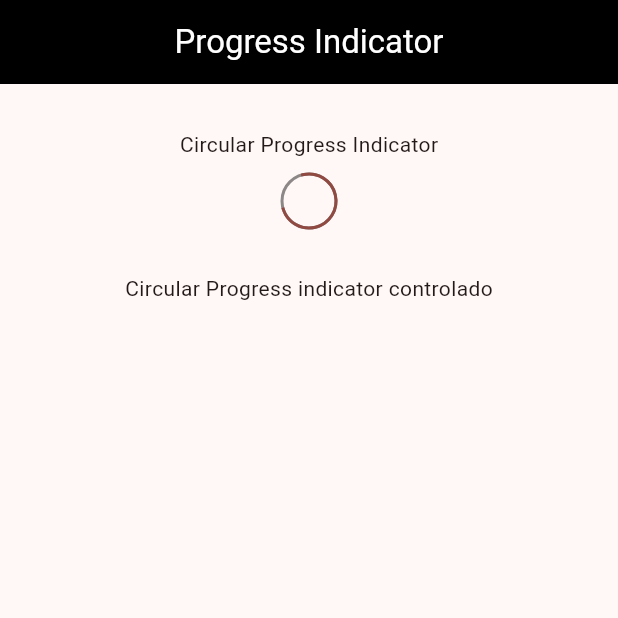
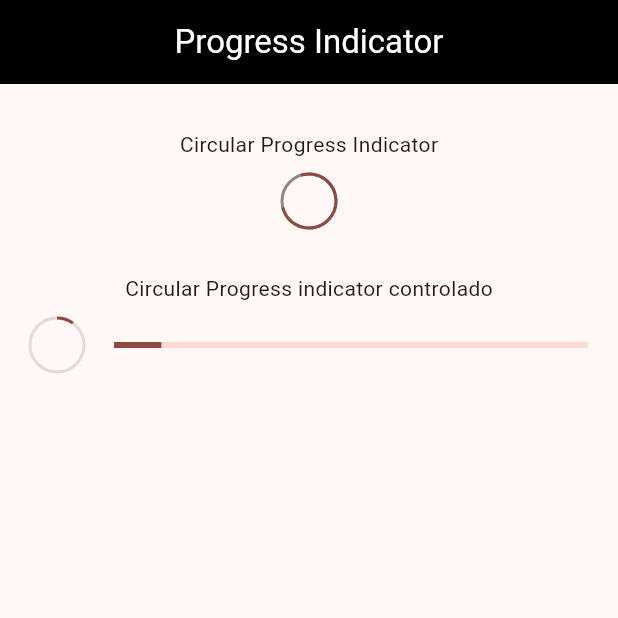
Before and after one commit to KeingCasabona/Devtalles-semana9-semana10-flutter-devtalles-widgets_app, a Flutter app: the ProgressScreen screen opened by its route, on a phone screen of 412 x 824 dp, the top half of it. Run offline on Flutter 3.47's test engine with Material 3 defaults, Android fonts, the phone set to English and light mode, and no system bars; our stand-ins replace go_router.

Commit message:
Add Linear y Circular progress controlados

```diff
--- a/lib/presentation/screens/progress/progress_screen.dart
+++ b/lib/presentation/screens/progress/progress_screen.dart
@@ -48,6 +48,30 @@ class _ControlledProgressIndicator extends StatelessWidget {
 
   @override
   Widget build(BuildContext context) {
-    return Container();
+    return StreamBuilder(
+        stream: Stream.periodic(Duration(milliseconds: 300), (value) {
+          return (value * 2) / 100;
+        }).takeWhile((value) => value < 100),
+        builder: (context, snapshot) {
+          final progressValue = snapshot.data ?? 0;
+          return Padding(
+            padding: EdgeInsets.symmetric(horizontal: 20),
+            child: Row(
+              mainAxisAlignment: MainAxisAlignment.center,
+              children: [
+                CircularProgressIndicator(
+                  value: progressValue,
+                  strokeWidth: 2,
+                  backgroundColor: Colors.black12,
+                ),
+                SizedBox(width: 20),
+                Expanded(
+                    child: LinearProgressIndicator(
+                  value: progressValue,
+                ))
+              ],
+            ),
+          );
+        });
   }
 }
```
